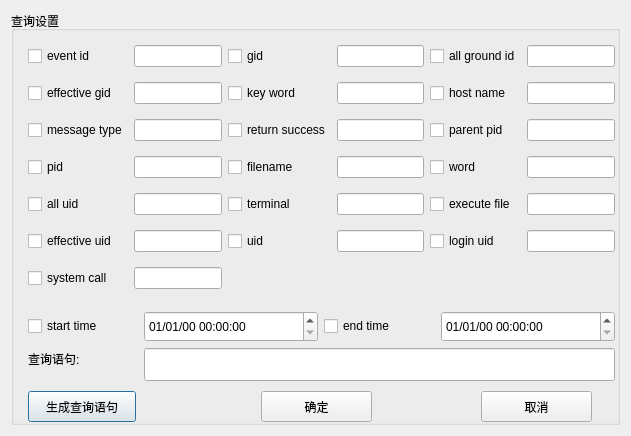
Before: the Qt Designer form AUD/querydialog.ui in liuyufeng509/SecCenter, drawn with Qt 5.
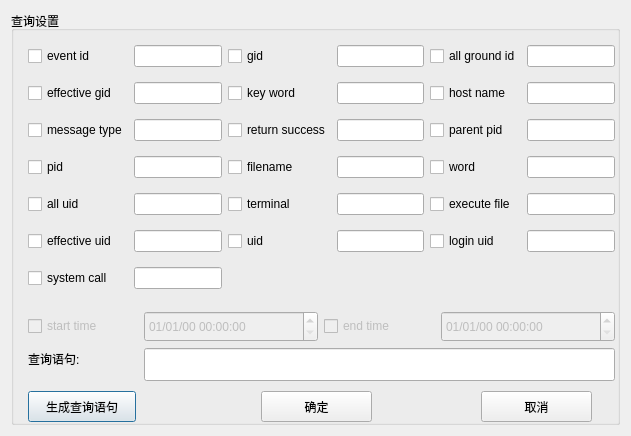
After: the same form once the commit is applied.

The edit to the form file:
```diff
--- a/AUD/querydialog.ui
+++ b/AUD/querydialog.ui
@@ -47,6 +47,9 @@
       <string>查询设置</string>
      </property>
      <widget class="QCheckBox" name="st_checkBox">
+      <property name="enabled">
+       <bool>false</bool>
+      </property>
       <property name="geometry">
        <rect>
         <x>17</x>
@@ -60,6 +63,9 @@
       </property>
      </widget>
      <widget class="QCheckBox" name="et_checkBox">
+      <property name="enabled">
+       <bool>false</bool>
+      </property>
       <property name="geometry">
        <rect>
         <x>313</x>
@@ -96,6 +102,9 @@
       </property>
      </widget>
      <widget class="QDateTimeEdit" name="st_timeEdit">
+      <property name="enabled">
+       <bool>false</bool>
+      </property>
       <property name="geometry">
        <rect>
         <x>133</x>
@@ -109,6 +118,9 @@
       </property>
      </widget>
      <widget class="QDateTimeEdit" name="et_timeEdit">
+      <property name="enabled">
+       <bool>false</bool>
+      </property>
       <property name="geometry">
        <rect>
         <x>430</x>
```
